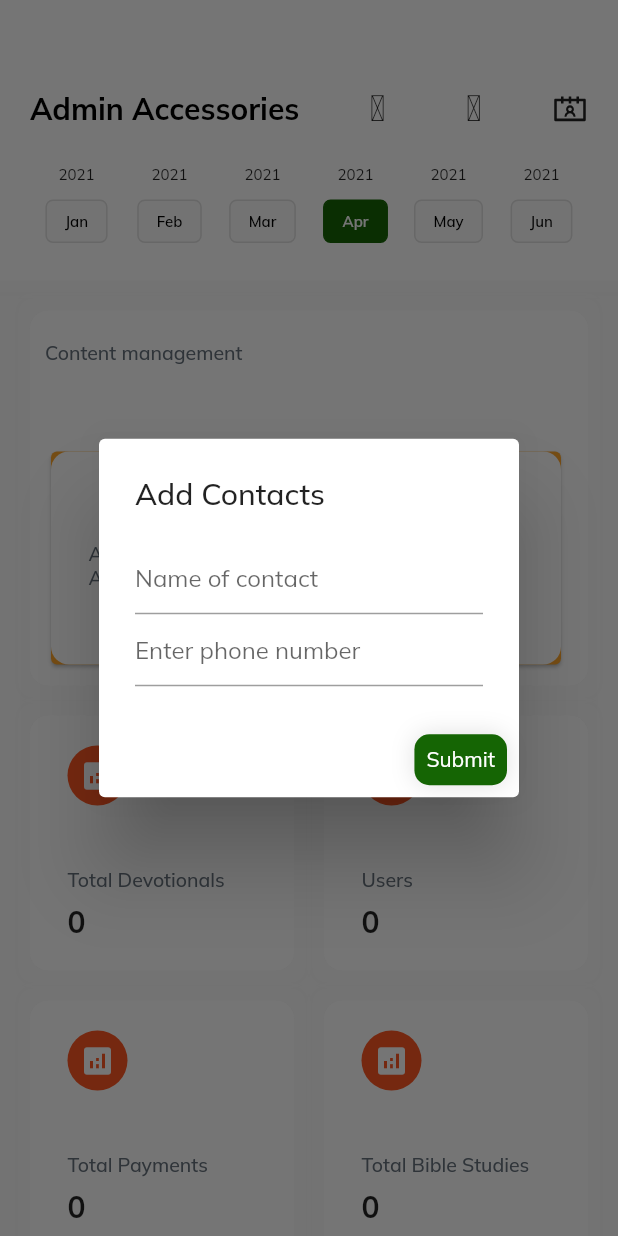
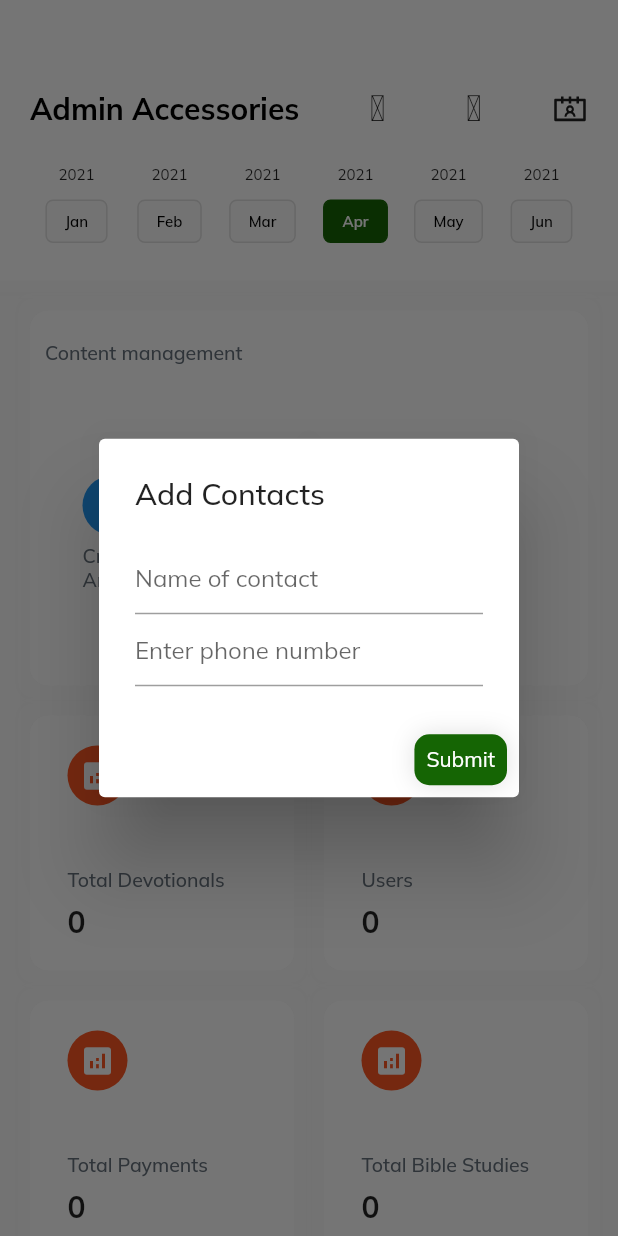
Before and after one commit to cyenite/dekut_cu, a Flutter app: the AdminStats screen opened directly, after a tap on an icon or button, on a phone screen of 412 x 824 dp. Run offline on Flutter 3.47's test engine with Material 2 defaults, Android fonts, the phone set to English and light mode, and no system bars; our stand-ins replace animated_bottom_navigation_bar, cached_network_image, cloud_firestore, date_time_picker, firebase_auth, firebase_core and 10 more; missing offline and left inert: flutterwave, mpesa; accounts and stored records are empty; project files that could hold a hidden picture were left out.

```diff
--- a/lib/pages/admin_analytics.dart
+++ b/lib/pages/admin_analytics.dart
@@ -10,7 +10,6 @@ import 'package:dekut_cu/models/event.dart';
 import 'package:dekut_cu/services/database_helper.dart';
 import 'package:dekut_cu/theme/colors.dart';
 import 'package:dekut_cu/widget/analytic_container.dart';
-import 'package:dekut_cu/widget/content_management_container.dart';
 import 'package:dekut_cu/widget/incoming_payment.dart';
 import 'package:dekut_cu/widget/user_container.dart';
 import 'package:firebase_auth/firebase_auth.dart';
@@ -298,20 +297,20 @@ class _AdminStatsState extends State<AdminStats> {
                                 onTap: () {
                                   addQuarterlyDialog();
                                 },
-                                child: ContentManagementContainer(
-                                  color: Colors.transparent,
+                                child: AnalyticContainer(
+                                  color: Colors.blue,
                                   detail: '',
-                                  label: 'Add Announcement',
+                                  label: 'Create Announcement',
                                 ),
                               ),
                               GestureDetector(
                                 onTap: () {
                                   addDailyDialog();
                                 },
-                                child: ContentManagementContainer(
-                                  color: Colors.transparent,
+                                child: AnalyticContainer(
+                                  color: Colors.blue,
                                   detail: '',
-                                  label: 'Add Devotional',
+                                  label: 'Add Devotionals',
                                 ),
                               ),
                             ],
--- a/lib/pages/make_contribution.dart
+++ b/lib/pages/make_contribution.dart
@@ -14,7 +14,7 @@ class ContributionPage extends StatefulWidget {
 }
 
 class _ContributionPageState extends State<ContributionPage> {
-  User user;
+  User user = FirebaseAuth.instance.currentUser;
   bool _isLoading = false;
   int activeCategory = 0;
   String selectedCategory = "Giving";
--- a/lib/widget/content_management_container.dart
+++ b/lib/widget/content_management_container.dart
@@ -1,4 +1,3 @@
-import 'package:dekut_cu/config/palette.dart';
 import 'package:dekut_cu/theme/colors.dart';
 import 'package:flutter/material.dart';
 
@@ -13,7 +12,7 @@ class ContentManagementContainer extends StatelessWidget {
   Widget build(BuildContext context) {
     Size size = MediaQuery.of(context).size;
     return Card(
-      color: Palette.orange,
+      color: Colors.transparent,
       child: Container(
         width: (size.width - 80) / 2,
         height: 170,
```
